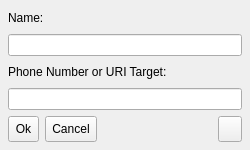
Before: the Qt Designer form share/skins/default/addrbook.ui in itds-consulting/yate, drawn with Qt 5.
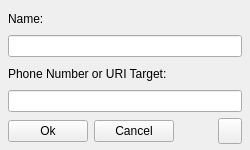
After: the same form once the commit is applied. Icons and pictures are not drawn.

```diff
--- a/share/skins/default/addrbook.ui
+++ b/share/skins/default/addrbook.ui
@@ -71,7 +71,7 @@
        <number>8</number>
       </property>
       <property name="bottomMargin" >
-       <number>8</number>
+       <number>6</number>
       </property>
       <item>
        <widget class="QLabel" name="label" >
@@ -125,19 +125,7 @@
          <number>0</number>
         </property>
         <item>
-         <widget class="QToolButton" name="abk_accept" >
-          <property name="minimumSize" >
-           <size>
-            <width>0</width>
-            <height>26</height>
-           </size>
-          </property>
-          <property name="maximumSize" >
-           <size>
-            <width>16777215</width>
-            <height>26</height>
-           </size>
-          </property>
+         <widget class="QPushButton" name="abk_accept" >
           <property name="toolTip" >
            <string>Update the contact data</string>
           </property>
@@ -147,25 +135,10 @@
           <property name="icon" >
            <iconset>ok.png</iconset>
           </property>
-          <property name="toolButtonStyle" >
-           <enum>Qt::ToolButtonTextBesideIcon</enum>
-          </property>
          </widget>
         </item>
         <item>
-         <widget class="QToolButton" name="button_hide" >
-          <property name="minimumSize" >
-           <size>
-            <width>0</width>
-            <height>26</height>
-           </size>
-          </property>
-          <property name="maximumSize" >
-           <size>
-            <width>16777215</width>
-            <height>26</height>
-           </size>
-          </property>
+         <widget class="QPushButton" name="button_hide" >
           <property name="toolTip" >
            <string>Abandon changes and exit</string>
           </property>
@@ -175,15 +148,6 @@
           <property name="icon" >
            <iconset>close.png</iconset>
           </property>
-          <property name="iconSize" >
-           <size>
-            <width>20</width>
-            <height>20</height>
-           </size>
-          </property>
-          <property name="toolButtonStyle" >
-           <enum>Qt::ToolButtonTextBesideIcon</enum>
-          </property>
          </widget>
         </item>
         <item>
@@ -222,12 +186,6 @@
           <property name="icon" >
            <iconset>quest.png</iconset>
           </property>
-          <property name="iconSize" >
-           <size>
-            <width>16</width>
-            <height>16</height>
-           </size>
-          </property>
           <property name="checkable" >
            <bool>true</bool>
           </property>
```
